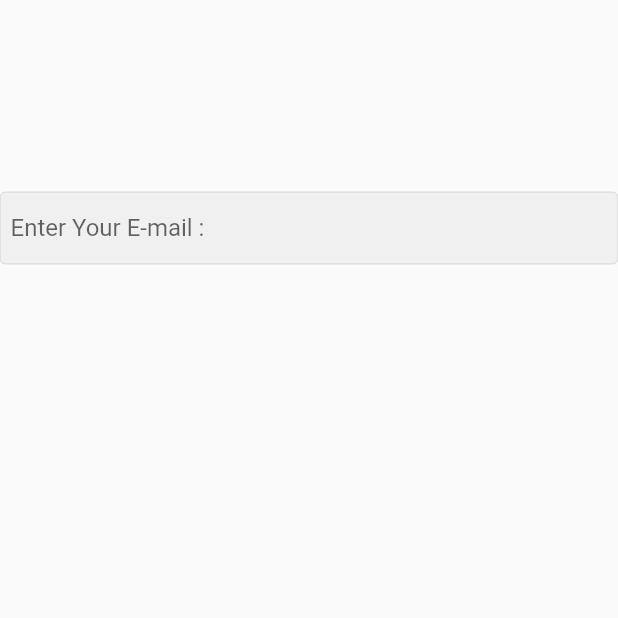
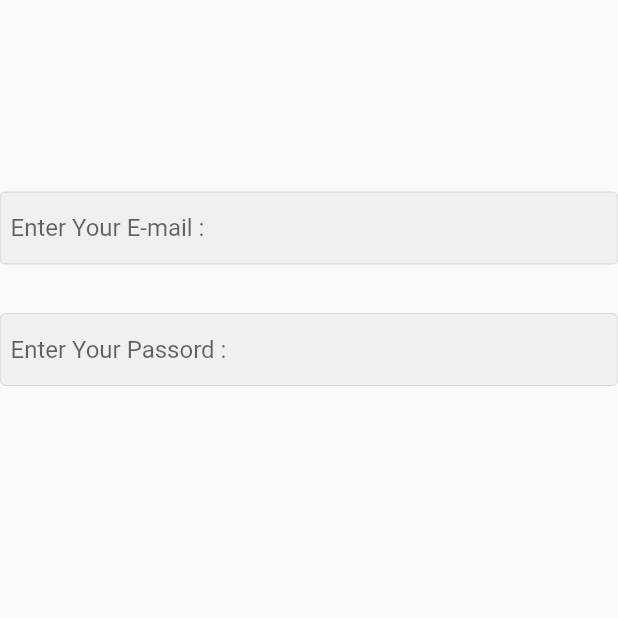
Before and after one commit to EslamKhaledHasan/e-commerce, a Flutter app: the screen it shows after launch, on a phone screen of 412 x 824 dp, the top half of it. Run offline on Flutter 3.47's test engine with Material 2 defaults, Android fonts, the phone set to English and light mode, and no system bars.

Commit message:
create password box

```diff
--- a/lib/pages/login.dart
+++ b/lib/pages/login.dart
@@ -31,6 +31,29 @@ class Login extends StatelessWidget {
 
               filled: true,
               contentPadding: const EdgeInsets.all(7),
+            )),
+
+const SizedBox(
+            height: 33,),
+
+
+                TextField(
+            keyboardType: TextInputType.text,
+            obscureText: true,
+            decoration: InputDecoration(
+              hintText: "Enter Your Passord : ",
+              // To delete borders
+              enabledBorder: OutlineInputBorder(
+                borderSide: Divider.createBorderSide(context),
+              ),
+              focusedBorder: OutlineInputBorder(
+                borderSide: BorderSide(
+                  color: Color.fromARGB(255, 0, 0, 0),
+                ),
+              ),
+
+              filled: true,
+              contentPadding: const EdgeInsets.all(7),
             ))
       ]),
     ));
```
